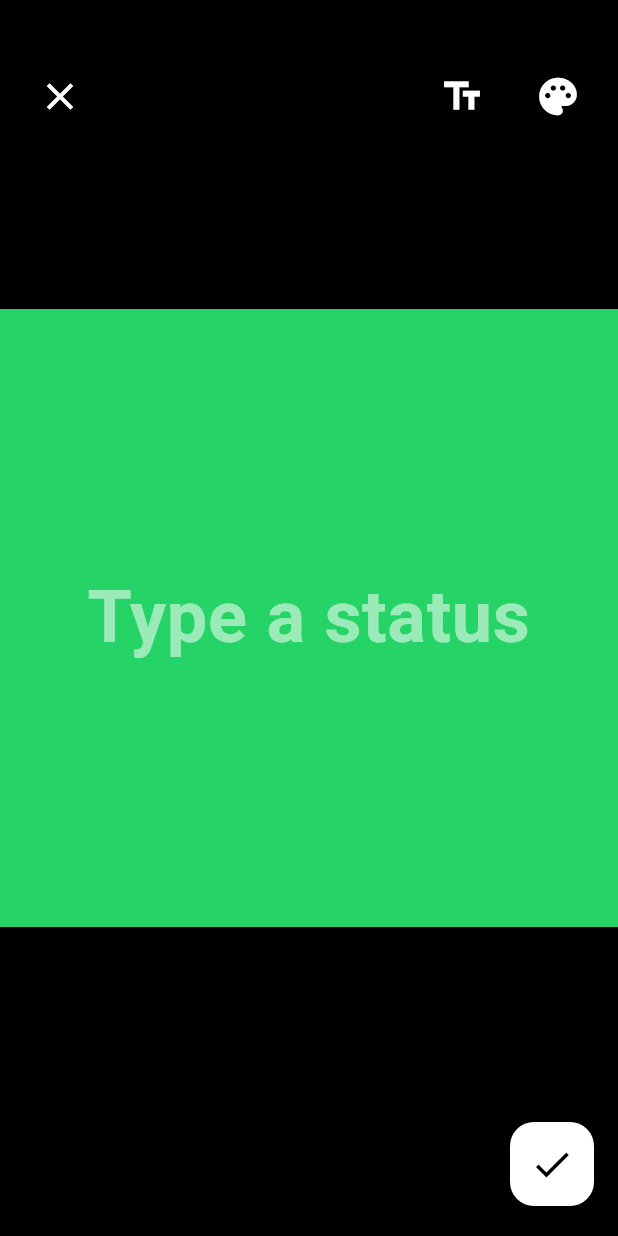
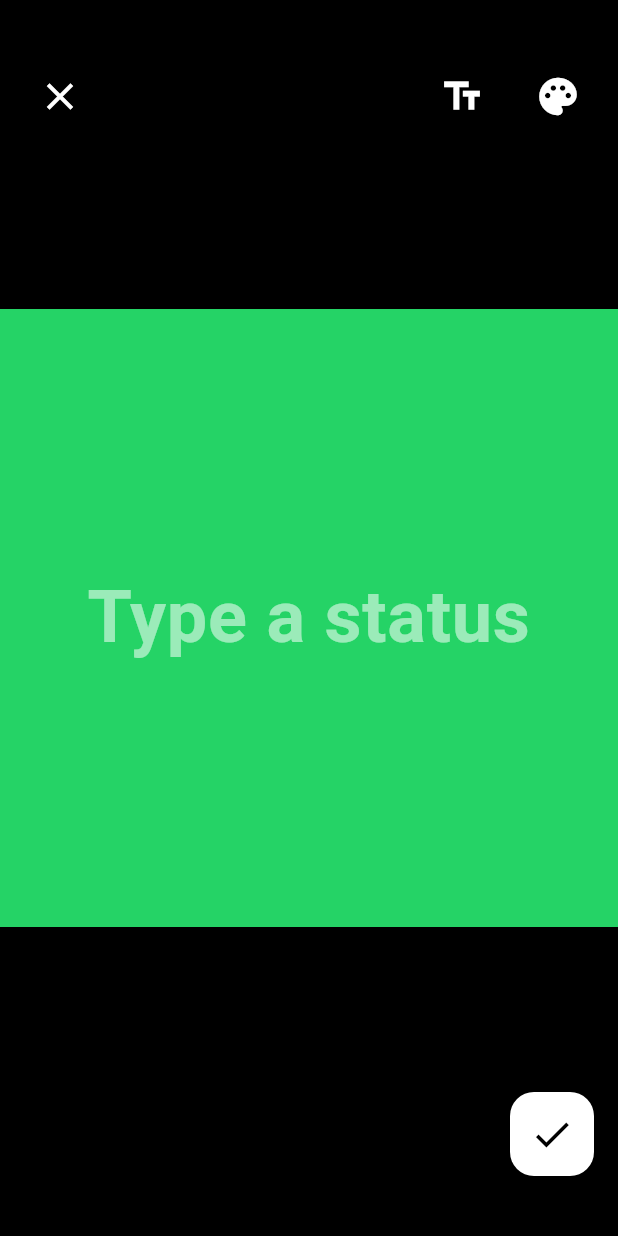
Before and after one commit to DelaRosaJose/escribo-flutter, a Flutter app: the EscriboEditor screen opened directly, on a phone screen of 412 x 824 dp. Run offline on Flutter 3.47's test engine with Material 3 defaults, Android fonts, the phone set to English and light mode, and no system bars; drawn by our look-alikes of screenshot; our stand-ins replace flutter_colorpicker, google_fonts.

Commit message:
Refactor _buildDefaultLayout in EscriboEditor to improve clarity and organization of widgets. Extracted specific controls from the children list for better readability and adjusted layout management. Enhanced positioning of controls for a more intuitive user interface.

```diff
--- a/lib/src/escribo_editor.dart
+++ b/lib/src/escribo_editor.dart
@@ -214,14 +214,25 @@ class _EscriboEditorState extends State<EscriboEditor> {
 
   Widget _buildDefaultLayout(
       {required Color backgroundColor, required List<Widget> children}) {
-    // MODIFICATION: Take the pre-built canvas from the children list
+    // Para mayor claridad, extraemos los widgets de la lista
     final canvas = children[7];
+    final closeButton = children[0];
+    final fontButton = children[1];
+    final colorButton = children[2];
+    final colorPalette = children[4];
+    final saveButton = children[5];
+    final fontSelector = children[6];
 
     return Scaffold(
+      // Ya no es necesario, el layout se gestiona manualmente.
+      resizeToAvoidBottomInset: false,
       backgroundColor: Colors.black,
       body: Stack(
         children: [
+          // El canvas centrado en el fondo
           Center(child: canvas),
+
+          // Controles superiores
           Positioned(
             top: 40,
             left: 16,
@@ -229,29 +240,47 @@ class _EscriboEditorState extends State<EscriboEditor> {
             child: Row(
               mainAxisAlignment: MainAxisAlignment.spaceBetween,
               children: [
-                children[0], // closeButton
+                closeButton,
                 Row(children: [
-                  children[1],
+                  fontButton,
                   const SizedBox(width: 16),
-                  children[2]
+                  colorButton
                 ]),
               ],
             ),
           ),
+
+          // SOLUCIÓN: Agrupamos todos los controles inferiores en un solo Positioned
           Positioned(
             bottom: 20,
             left: 0,
             right: 0,
             child: Column(
+              mainAxisSize:
+                  MainAxisSize.min, // La columna ocupa el mínimo espacio
               children: [
+                // El selector de fuentes aparecerá aquí
                 _buildAnimatedSwitcher(
-                    child: children[6], isVisible: _isFontSelectorVisible),
+                    child: fontSelector, isVisible: _isFontSelectorVisible),
+
+                // El selector de colores aparecerá aquí
                 _buildAnimatedSwitcher(
-                    child: children[4], isVisible: _isColorPaletteVisible),
+                    child: colorPalette, isVisible: _isColorPaletteVisible),
+
+                // Alineamos el botón de guardado a la derecha
+                Align(
+                  alignment: Alignment.centerRight,
+                  child: Padding(
+                    // Añadimos padding para que no quede pegado al borde
+                    padding: const EdgeInsets.only(
+                        right: 16.0, top: 10.0, bottom: 20),
+                    child: saveButton,
+                  ),
+                ),
               ],
             ),
           ),
-          Positioned(bottom: 20, right: 16, child: children[5]),
+
           if (widget.foregroundBuilder != null)
             widget.foregroundBuilder!(context, children),
         ],
```
